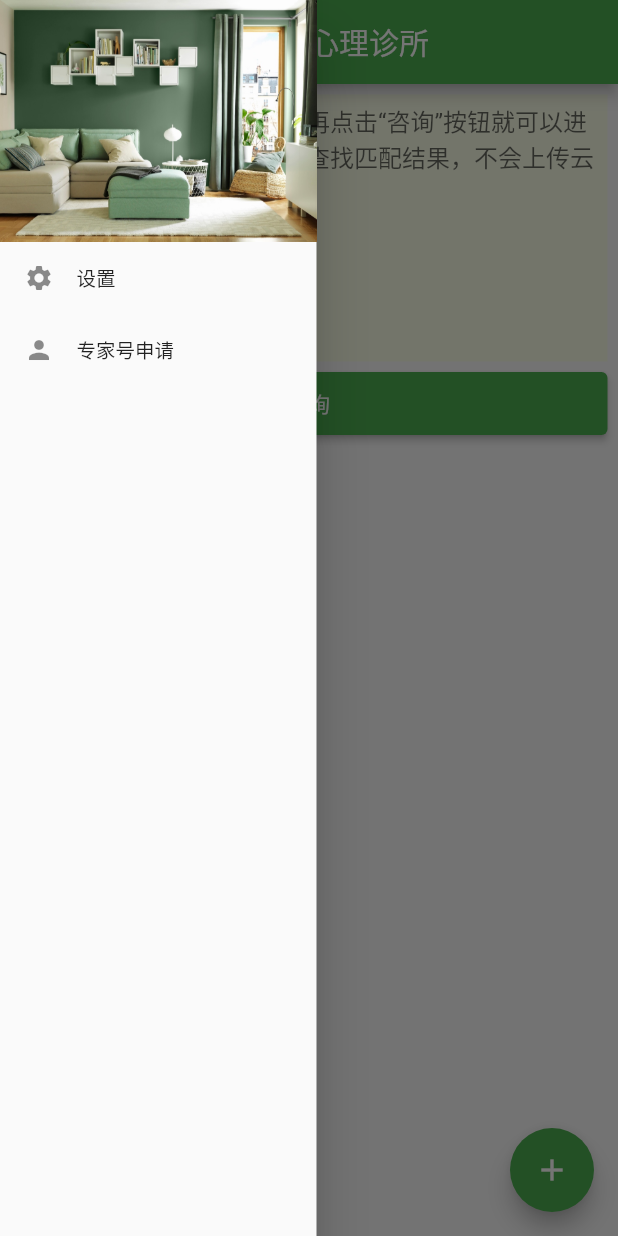
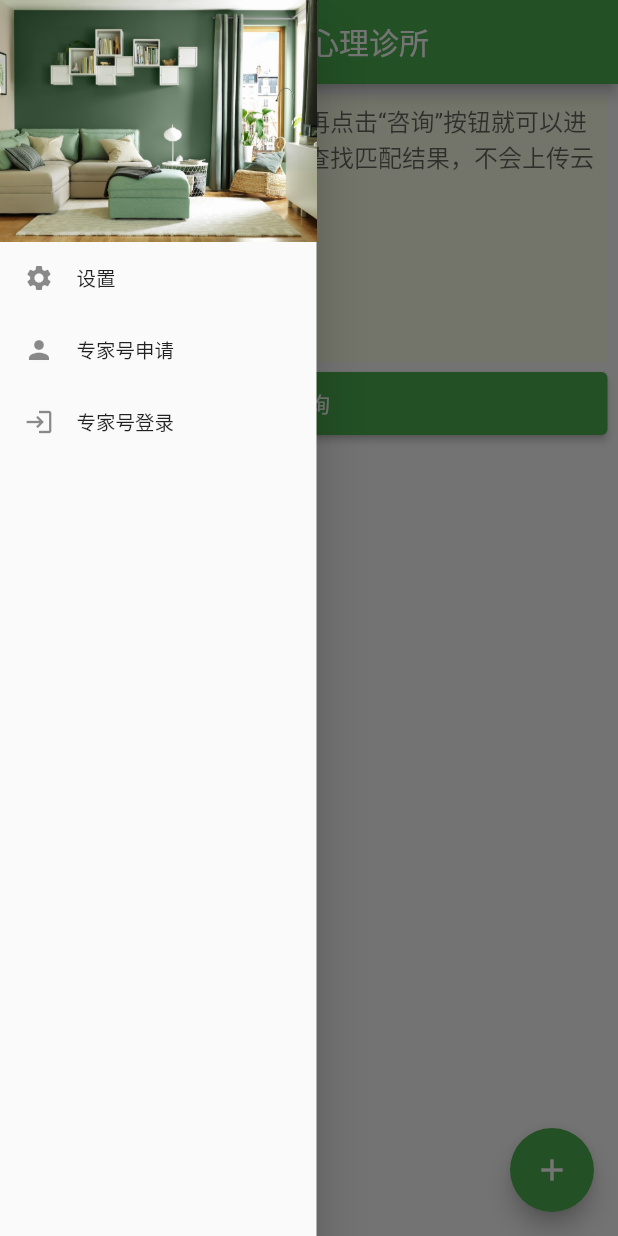
Before and after one commit to AkatsukiRika/nakayosi-flutter, a Flutter app: the screen it shows after launch, with the side drawer open, on a phone screen of 412 x 824 dp. Run offline on Flutter 3.47's test engine with Material 2 defaults, Android fonts, the light colour scheme and no system bars; our stand-ins replace audioplayers, convert, device_info, dio, package_info; missing offline and left inert: alert, flutter_quill.

Commit message:
增加专家号登录功能

```diff
--- a/lib/common/global.dart
+++ b/lib/common/global.dart
@@ -31,6 +31,8 @@ class GlobalStrings {
   static const shrinkAnswer = '收起内容';
   static const drawerSettings = '设置';
   static const drawerBecomePro = '专家号申请';
+  static const drawerProLogin = '专家号登录';
+  static const drawerProLogout = '专家号登出';
   // 设置面板
   static const versionName = '版本号';
   static const defaultVersionName = '0.0.0';
@@ -59,6 +61,11 @@ class GlobalStrings {
   static const idNumberInvalid = '请填写真实身份证号';
   static const phoneNumberInvalid = '请填写真实手机号码';
   static const emailAddressInvalid = '请填写真实邮箱地址';
+  // 专家号登录面板
+  static const proLoginEmailLabel = '邮箱地址';
+  static const proLoginPwdLabel = '密码';
+  static const loginBtnText = '登录';
+  static const loginEmptyAlert = '密码不能为空';
   // 富文本编辑面板
   static const appBarRichText = '申请详情';
   static const richTextHint = '请尽量详细填写个人从业资格、从业经历等专业相关信息';
@@ -69,10 +76,18 @@ class GlobalStrings {
   static const buttonGoHome = '回到主页';
   static const newProTitleFailure = '申请提交失败';
   static const newProContentFailure = '请确认网络状况正常后再试一次';
+  // 专家号登出对话框
+  static const confirmLogoutTitle = '确认登出';
+  static String confirmLogoutContent(String realName) {
+    return '确认登出姓名为「$realName」的专家账号？';
+  }
+  static const confirm = '确认';
+  static const cancel = '取消';
 }
 
 class GlobalStates {
   static bool isBgmOn = false;
+  static String realNameLoggedIn;
 }
 
 class GlobalRegex {
--- a/lib/common/http_request.dart
+++ b/lib/common/http_request.dart
@@ -3,13 +3,17 @@ import 'package:flutter/cupertino.dart';
 import 'package:alert/alert.dart';
 
 class HttpConfig {
-  static const baseUrl = 'http://172.26.99.171:3001';
+  // TODO: 展示前将baseUrl更换为云服务器上的地址
+  static const baseUrl = 'http://192.168.43.234:3001';
   static const apiAskQuestion = '/api/main/getResultList';
   static const apiGetResult = '/api/main/getResultById';
   static const apiGetAudioList = '/api/audio/getServerAudioNameList';
   static const apiGetAudio = '/api/audio/getAudioStream';
   static const apiAddQuestion = '/api/question/addQuestion';
   static const apiAddProUser = '/api/user/addProUser';
+  static const apiProUserLogin = '/api/user/userLogin';
+  static const apiGetProUserStatus = '/api/user/getUserLoginStatus';
+  static const apiProUserLogout = '/api/user/proUserLogout';
   static const timeout = 10000;
 }
 
--- a/lib/routes/become_pro.dart
+++ b/lib/routes/become_pro.dart
@@ -21,6 +21,7 @@ class BecomeProForm extends StatelessWidget {
       key: formKey,
       child: Expanded(
         child: ListView(
+          physics: NeverScrollableScrollPhysics(),
           children: <Widget>[
             TextFormField(
               decoration: InputDecoration(
--- a/lib/widgets/home_drawer.dart
+++ b/lib/widgets/home_drawer.dart
@@ -3,6 +3,7 @@ import 'package:flutter/material.dart';
 import 'package:nakayosi_flutter/common/global.dart';
 import 'package:nakayosi_flutter/routes/become_pro.dart';
 import 'package:nakayosi_flutter/routes/nk_settings.dart';
+import 'package:nakayosi_flutter/routes/pro_login.dart';
 
 class HomeDrawer extends StatefulWidget {
   @override
@@ -60,8 +61,81 @@ class _HomeDrawerState extends State<HomeDrawer> {
               ));
             },
           ),
+          getProUserTile(),
         ],
       ),
     );
   }
+
+  Widget getProUserTile() {
+    if (GlobalStates.realNameLoggedIn != null) {
+      return ListTile(
+        dense: true,
+        title: Row(
+          children: [
+            Icon(Icons.logout, size: 20),
+            Container(
+              width: 15,
+            ),
+            Text(GlobalStrings.drawerProLogout),
+          ],
+        ),
+        onTap: () {
+          showLogoutDialog();
+        },
+      );
+    } else {
+      return ListTile(
+        dense: true,
+        title: Row(
+          children: [
+            Icon(Icons.login, size: 20),
+            Container(
+              width: 15,
+            ),
+            Text(GlobalStrings.drawerProLogin),
+          ],
+        ),
+        onTap: () {
+          Navigator.push(context, MaterialPageRoute(
+            builder: (context) => ProLogin()
+          ));
+        },
+      );
+    }
+  }
+
+  void showLogoutDialog() async {
+    showDialog(
+      context: context,
+      barrierDismissible: false,
+      builder: (BuildContext context) {
+        return AlertDialog(
+          title: Text(GlobalStrings.confirmLogoutTitle),
+          content: Text(GlobalStrings.confirmLogoutContent(GlobalStates.realNameLoggedIn)),
+          actions: [
+            TextButton(
+              onPressed: () {
+                Navigator.pop(context);
+              },
+              child: Text(GlobalStrings.cancel),
+            ),
+            TextButton(
+              onPressed: () async {
+                /**
+                 * 由于realNameLoggedIn参数是直接存在本地的，
+                 * 为了简化流程，暂不调用服务器接口，
+                 * 直接将本地的该变量置空来进行登出操作
+                 * （服务器端session可覆盖，在第二次登录时会被新值覆盖）
+                 */
+                GlobalStates.realNameLoggedIn = null;
+                Navigator.of(context).popUntil(ModalRoute.withName('/'));
+              },
+              child: Text(GlobalStrings.confirm),
+            ),
+          ],
+        );
+      }
+    );
+  }
 }
--- a/pubspec.yaml
+++ b/pubspec.yaml
@@ -33,6 +33,7 @@ dependencies:
   device_info: ^1.0.0
   audioplayers: ^0.17.3
   flutter_quill: ^0.3.1
+  crypto: ^2.1.5
 
 dev_dependencies:
   flutter_test:
```
Also changed, not shown: lib/common/nk_utils.dart (added, +11 -0 lines), lib/routes/pro_login.dart (added, +137 -0 lines), pubspec.lock.
